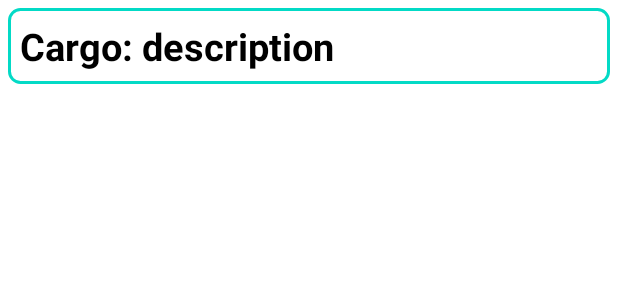
After one commit to DimaMykhnevych/StoreAndDeliver.Mobile, an Android app: the layout cargo_indicators_row.xml on its own in the app's theme, with its tools: preview values and no code run, on a phone screen of 412 x 824 dp. The commit adds this screen. Shown: the top 300 px of the screen. Run offline under Robolectric (Android 15) with nearby library versions, the phone set to English and light mode, and no system bars.

Commit message:
Add recycler view for user cargo snapshots

```diff
--- /dev/null
+++ b/app/src/main/res/layout/cargo_indicators_row.xml
@@ -0,0 +1,22 @@
+<?xml version="1.0" encoding="utf-8"?>
+<androidx.constraintlayout.widget.ConstraintLayout xmlns:android="http://schemas.android.com/apk/res/android"
+    xmlns:app="http://schemas.android.com/apk/res-auto"
+    xmlns:tools="http://schemas.android.com/tools"
+    android:layout_width="match_parent"
+    android:layout_height="wrap_content"
+    android:layout_margin="5dp"
+    android:background="@drawable/list_item_shape"
+    android:padding="8dp">
+
+    <TextView
+        android:id="@+id/cargo_indicators_header"
+        android:layout_width="match_parent"
+        android:layout_height="wrap_content"
+        tools:text="Cargo: description"
+        android:textColor="@color/black"
+        android:textSize="25sp"
+        android:layout_marginBottom="10dp"
+        android:textStyle="bold"
+        app:layout_constraintTop_toTopOf="parent"/>
+
+</androidx.constraintlayout.widget.ConstraintLayout>
--- a/app/src/main/res/values/strings.xml
+++ b/app/src/main/res/values/strings.xml
@@ -100,4 +100,8 @@
     <string name="choose_language">Choose language:</string>
     <string name="cargo_indicators">Cargo Indicators</string>
     <string name="empty_indicators">You have not active cargo requests to show the cargo indicators</string>
+    <!--CARGO INDICATORS -->
+    <string name="cargo_indicators_header">Cargo: %1$s</string>
+    <!--CARGO INDICATORS -->
+
 </resources>
```
Also changed, not shown: app/src/main/java/com/example/storeanddeliver/fragments/IndicatorsFragment.kt (+14 -1 lines), app/src/main/java/com/example/storeanddeliver/listAdapters/IndicatorsAdapter.kt (added, +38 -0 lines), app/src/main/res/layout/fragment_indicators.xml (+10 -0 lines), 1 other file.
